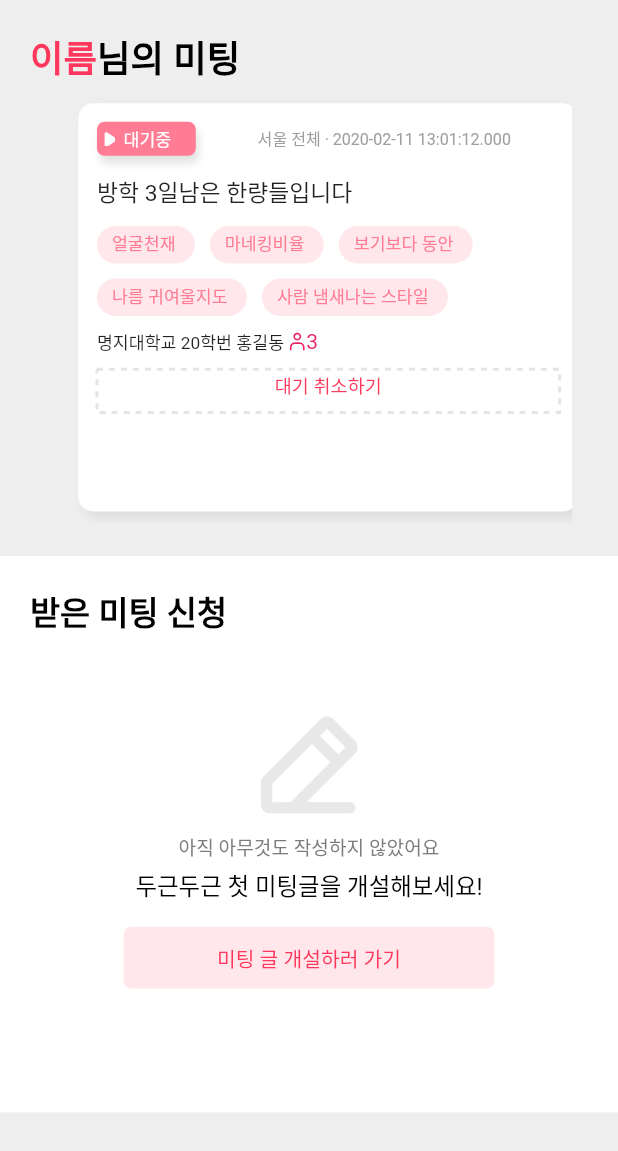
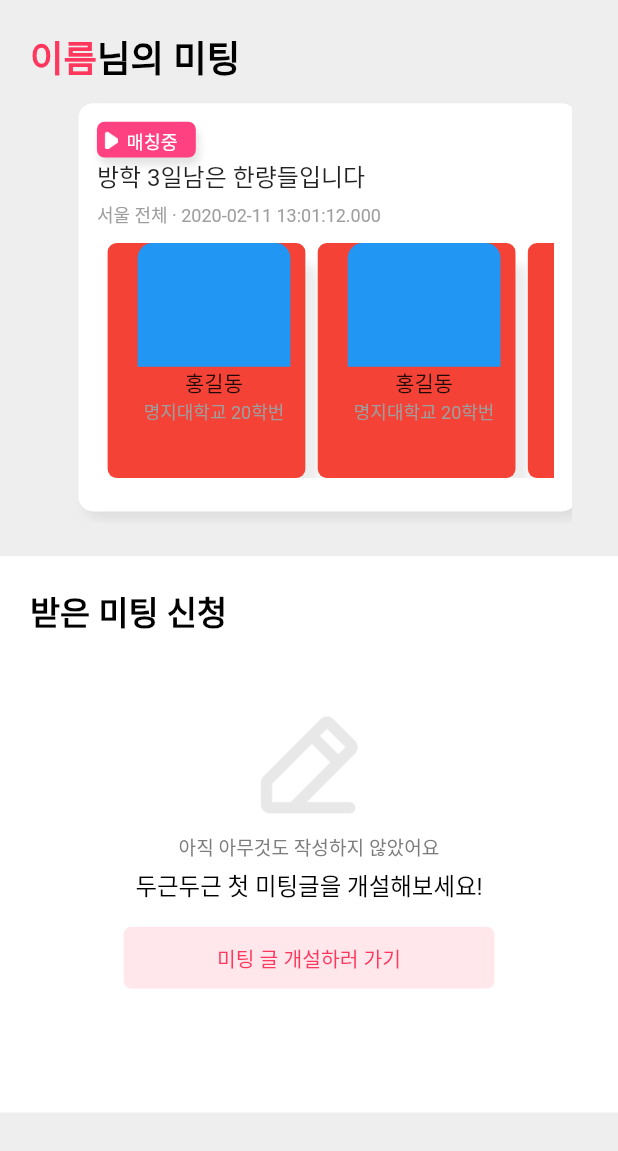
Before and after one commit to SeungtaeRyu/campusMeet_test, a Flutter app: the MyMeetingScreen screen opened directly, on a phone screen of 412 x 824 dp. Shown: the top 1151 px of the screen. Run offline on Flutter 3.47's test engine with Material 2 defaults, Android fonts, the phone set to English and light mode, and no system bars; drawn by our look-alikes of dotted_border; our stand-ins replace badges, blur, carousel_slider, form_field_validator; missing offline and left inert: wc_form_validators.

Commit message:
나의미팅_매칭중인미팅존재

```diff
--- a/campus_meet_test/lib/controller/meetingPost_controller.dart
+++ b/campus_meet_test/lib/controller/meetingPost_controller.dart
@@ -78,7 +78,8 @@ Future<List<Post>> getAllPostWithFilter(int numOfMember, List<Location> location
 Future<List<MeetingMember>> getMeetingMember(int id) async {
 
   final Response response = new Response('[{"id": 1, "univ":"명지대학교", "entryYear": 20, "name": "홍길동", "profileImages":["12345"]}, '
-      '{"id": 2, "univ":"명지대학교", "entryYear": 20, "name": "홍길동", "profileImages":["12345"]}, {"id": 3, "univ":"명지대학교", "entryYear": 20, "name": "홍길동", "profileImages":["12345"]},'
+      '{"id": 2, "univ":"명지대학교", "entryYear": 20, "name": "홍길동", "profileImages":["12345"]}, '
+      '{"id": 3, "univ":"명지대학교", "entryYear": 20, "name": "홍길동", "profileImages":["12345"]},'
       '{"id": 4, "univ":"명지대학교", "entryYear": 20, "name": "홍길동", "profileImages":["12345"]}]', 200,
       headers: {
         HttpHeaders.contentTypeHeader: 'application/json; charset=utf-8',
--- a/campus_meet_test/lib/screens/myMeeting/my_meeting.dart
+++ b/campus_meet_test/lib/screens/myMeeting/my_meeting.dart
@@ -2,6 +2,7 @@ import 'package:campus_meet_test/models/MeetingPost/post_model.dart';
 import 'package:campus_meet_test/models/metting_post_model.dart';
 import 'package:campus_meet_test/screens/home/home_writing.dart';
 import 'package:campus_meet_test/screens/myMeeting/request_meeting_response.dart';
+import 'package:campus_meet_test/widgets/render_matching_post_card_widget.dart';
 import 'package:campus_meet_test/widgets/render_post_card_widget.dart';
 import 'package:campus_meet_test/widgets/render_request_post_card_widget.dart';
 import 'package:campus_meet_test/widgets/render_request_post_card_SE_widget.dart';
@@ -21,7 +22,8 @@ class _MyMeetingScreenState extends State<MyMeetingScreen> {
 
   bool noExistMyMeeting = true; // 내가 속한 그룹이 작성한 미팅글 없니?
   bool existRequestToMyMeeting = false; //내가속한 미팅에 상대팀 요청이있는경우
-bool existProposeToOtherMeeting = true; //남의 미팅에 내가속한 그룹이 요청한 경우
+  bool existProposeToOtherMeeting = true; //남의 미팅에 내가속한 그룹이 요청한 경우
+  bool existMatchingMeeting = true; // ㅁㅐ칭중인 미팅이 있는지
   List<Post> posts = [
     Post.fromJson({
       "id": 0,
@@ -139,11 +141,14 @@ bool existProposeToOtherMeeting = true; //남의 미팅에 내가속한 그룹
                   child: viewPaddingTop > 21.0
                       ? Container(
                     width: MediaQuery.of(context).size.width * 0.95,
-                    child: existProposeToOtherMeeting? meetingMyPropose() : noMeetingMyPropose() ,
+                    //existProposeToOtherMeeting true일때 meetingMyPropose()
+                    // child: existProposeToOtherMeeting? meetingMyPropose() : noMeetingMyPropose() ,
+                    child: existProposeToOtherMeeting? meetingMatcing() : noMeetingMyPropose() ,
                   )
                       : Container(
                       width: MediaQuery.of(context).size.width * 0.85,
-                    child: existProposeToOtherMeeting? meetingMyPropose() : noMeetingMyProposeSE() ,
+                    // child:  existProposeToOtherMeeting? meetingMyPropose() : noMeetingMyProposeSE() ,
+                    child: existProposeToOtherMeeting? meetingMatcing() : noMeetingMyPropose() ,
                 )
                 )],
             ),
@@ -203,7 +208,36 @@ bool existProposeToOtherMeeting = true; //남의 미팅에 내가속한 그룹
               }),
         ));
   }
-
+  //매칭중인 미팅 있을때
+  Widget meetingMatcing() {
+    double width = MediaQuery.of(context).size.width;
+    double viewPaddingTop = MediaQuery.of(context).viewPadding.top;
+    return Container(
+        margin: EdgeInsets.only(top: width * 0.001),
+        height: (MediaQuery.of(context).size.height -
+            MediaQuery.of(context).viewPadding.top -
+            MediaQuery.of(context).size.width * 0.2) *
+            0.5 -
+            width * 0.19,
+        child: SizedBox(
+          child: ListView.builder(
+              scrollDirection: Axis.horizontal,
+              padding: EdgeInsets.only(top: width * 0.03, left: width * 0.03),
+              itemCount: posts.length,
+              itemBuilder: (context, index) {
+                return Container(
+                  child: viewPaddingTop > 21.0
+                      ? Container(
+                    width: MediaQuery.of(context).size.width * 0.85,
+                    child: MeetingMatchingPostCard(post: posts[index]),
+                  )
+                      : Container(
+                      width: MediaQuery.of(context).size.width * 0.85,
+                      child: MeetingMatchingPostCard(post: posts[index])),
+                );
+              }),
+        ));
+  }
 //내가 신청한 미팅이 없을때 위에 들어가는 컨텐츠 사진 중앙에 정렬하도록 하세욥
   Widget noMeetingMyPropose() {
     double width = MediaQuery.of(context).size.width;
--- a/campus_meet_test/lib/widgets/popup_post_member_widget.dart
+++ b/campus_meet_test/lib/widgets/popup_post_member_widget.dart
@@ -59,11 +59,6 @@ class _MemberPopupScreenState extends State<MemberPopupScreen> {
                                       child: Align(
                                         alignment: Alignment.bottomRight,
 
-                                        // 이 부분은 접속 여부인데 삭제될 수도?
-                                        child: CircleAvatar(
-                                          radius: 5,
-                                          backgroundColor: Colors.grey.shade500,
-                                        ),
                                       ),
                                     ),
                                   ),
--- /dev/null
+++ b/campus_meet_test/lib/widgets/render_matching_post_card_widget.dart
@@ -0,0 +1,202 @@
+import 'package:campus_meet_test/Controller/meetingPost_controller.dart';
+import 'package:campus_meet_test/common/custom_icons_icons.dart';
+import 'package:campus_meet_test/models/MeetingPost/post_model.dart';
+import 'package:campus_meet_test/models/MeetingPost/meeting_member_model.dart';
+import 'package:campus_meet_test/screens/home/home_meeting_request.dart';
+import 'package:campus_meet_test/widgets/render_user_details.dart';
+import 'package:campus_meet_test/widgets/popup_post_member_widget.dart';
+import 'package:carousel_slider/carousel_slider.dart';
+import 'package:flutter/material.dart';
+import 'package:dotted_border/dotted_border.dart';
+import 'package:flutter/rendering.dart';
+
+class MeetingMatchingPostCard extends StatefulWidget {
+  const MeetingMatchingPostCard({Key? key, required this.post}) : super(key: key);
+  final Post post;
+
+  @override
+  _RenderRequestPostState createState() => _RenderRequestPostState();
+}
+
+class _RenderRequestPostState extends State<MeetingMatchingPostCard> {
+  // late Future<List<MeetingMember>> meetingMember;
+   Future<List<MeetingMember>> ? meetingMember;
+  @override
+  void initState() {
+    print(widget.post.id);
+    meetingMember = getMeetingMember(widget.post.id);
+    super.initState();
+  }
+   int _currentPage = 0;
+  @override
+  Widget build(BuildContext context) {
+    double width = MediaQuery.of(context).size.width;
+    return InkWell(
+      child: Container(
+        margin: EdgeInsets.fromLTRB(9, 0, 9, 8),
+        padding: EdgeInsets.all(width * 0.03),
+        decoration: BoxDecoration(
+          borderRadius: BorderRadius.circular(10),
+          color: Colors.white,
+          boxShadow: [
+            BoxShadow(
+              color: Colors.grey.withOpacity(0.2),
+              offset: const Offset(5, 5),
+              blurRadius: 5.0,
+            )
+          ],
+        ),
+        child: Column(
+          crossAxisAlignment: CrossAxisAlignment.start,
+          children: [
+            Container(
+              decoration: BoxDecoration(
+                borderRadius: BorderRadius.circular(5),
+                color: Colors.pinkAccent,
+                boxShadow: [
+                  BoxShadow(
+                    color: Colors.grey.withOpacity(0.3),
+                    blurRadius: 4,
+                    offset: Offset(2, 5), // Shadow position
+                  ),
+                ],
+              ),
+              height: MediaQuery.of(context).size.width * 0.058,
+              width: MediaQuery.of(context).size.width * 0.16,
+              child: Row(
+                children: [
+                  Padding(padding: EdgeInsets.only(right: width * 0.008, top:width * 0.3 )),
+                  SizedBox(
+                      width: MediaQuery.of(context).size.width * 0.03,
+                      height: MediaQuery.of(context).size.width * 0.03,
+                      child: Image.asset('images/play.png')), //<-- 하트로 바꾸기
+                  Padding(padding: EdgeInsets.only(right: width * 0.01)),
+                  Text(
+                    '매칭중',
+                    style: TextStyle(
+                        color: Colors.white,
+                        fontSize: width * 0.03,
+                        height: 1.6),
+                    textAlign: TextAlign.center,
+                  ),
+                ],
+              ),
+            ),
+            Text(
+              widget.post.title,
+              style: TextStyle(fontSize: 16),
+            ),
+            Padding(padding: EdgeInsets.only(bottom: 5)),
+            Text(
+              "${widget.post.location.stateName} ${widget.post.location.cityName} · ${widget.post.createdAt}",
+              style: TextStyle(fontSize: 12, color: Colors.grey.shade500),
+            ),
+            Padding(padding: EdgeInsets.only(bottom: 10)),
+            Wrap(
+              children: [
+                Container(
+                  padding: EdgeInsets.fromLTRB(3, 0, 3, 0),
+                  child: FutureBuilder<List<MeetingMember>>(
+                    future: meetingMember,
+                    builder: (context, snapshot) {
+                      if (snapshot.hasData) {
+                        return Container(
+                          width: MediaQuery.of(context).size.width * 0.9,
+                          height: MediaQuery.of(context).size.width * 0.38,
+                          child: ListView.builder(
+                              scrollDirection: Axis.horizontal,
+                              shrinkWrap: true,
+                              itemCount: snapshot.data!.length,
+                              itemBuilder: (BuildContext context, int index){
+                                return Container(
+                                  width: MediaQuery.of(context).size.width * 0.32,
+                                  height: MediaQuery.of(context).size.width * 0.2,
+                                 padding: EdgeInsets.fromLTRB(20, 0, 10, 1),
+                                 //     이름, 대학교, 학번 렌더링
+                                      child: Expanded(
+                                        child: Column(
+                                         // crossAxisAlignment: CrossAxisAlignment.start,
+                                          children: [
+                                            Container(
+                                              width: MediaQuery.of(context).size.width * 0.42,
+                                              height: MediaQuery.of(context).size.width * 0.2,
+                                              decoration: const BoxDecoration(
+                                                color: Colors.blue,
+                                                borderRadius: BorderRadius.only(
+                                                  topRight: Radius.circular(10),
+                                                  topLeft: Radius.circular(10),
+                                                ),
+                                              ),
+                                            ),
+                                            Container(),
+                                            Container(
+                                              child: Text(
+                                                "${snapshot.data![index].name}",
+                                              ),
+                                            ),
+                                            Container(
+                                              child: Text(
+                                                "${snapshot.data![index].univ} ${snapshot.data![index].entryYear}학번",
+                                                style: TextStyle(color: Colors.grey.shade500, fontSize: 12),
+                                              ),
+                                            ),
+                                          ],
+                                        ),
+                                      ),
+                                  margin: EdgeInsets.only(
+                                      right: width * 0.01, left: width * 0.01),
+                                  decoration: BoxDecoration(
+                                    color: Colors.red,
+                                    borderRadius: BorderRadius.circular(6),
+                                    boxShadow: [
+                                      BoxShadow(
+                                        color: Colors.grey.withOpacity(0.2),
+                                        offset: const Offset(8, 14),
+                                        blurRadius: 5.0,
+                                      )
+                                    ],
+                                  ),
+
+                                      // 상대방 프로필 상세보기
+                                      // Container(
+                                      //   child: IconButton(
+                                      //     padding: EdgeInsets.zero, // 아이콘 패딩 설정
+                                      //     constraints: BoxConstraints(),
+                                      //     onPressed: () {
+                                      //       // 상대프로필 페이지로 이동
+                                      //       print(snapshot.data![index].id);
+                                      //       Navigator.push(
+                                      //         context,
+                                      //         MaterialPageRoute(builder: (context) => RenderUserDetails(userId: snapshot.data![index].id)),
+                                      //       );
+                                      //     },
+                                      //     icon: Icon(
+                                      //       Icons.arrow_forward_ios_rounded,
+                                      //       size: 14,
+                                      //     ),
+                                      //   ),
+                                      // ),
+
+                                );
+                              }
+                          ),
+                        );
+                      } else if (snapshot.hasError) {
+                        return Text("${snapshot.error}");
+                      } else {
+                        return Center(child: CircularProgressIndicator());
+                      }
+                    },
+                  ),
+                ),
+              ],
+            ),
+            Padding(padding: EdgeInsets.only(bottom: 20)),
+    //여기에 채팅 버튼
+          ],
+        ),
+      ),
+    );
+  }
+
+}
```
Also changed, not shown: 2 other files.
